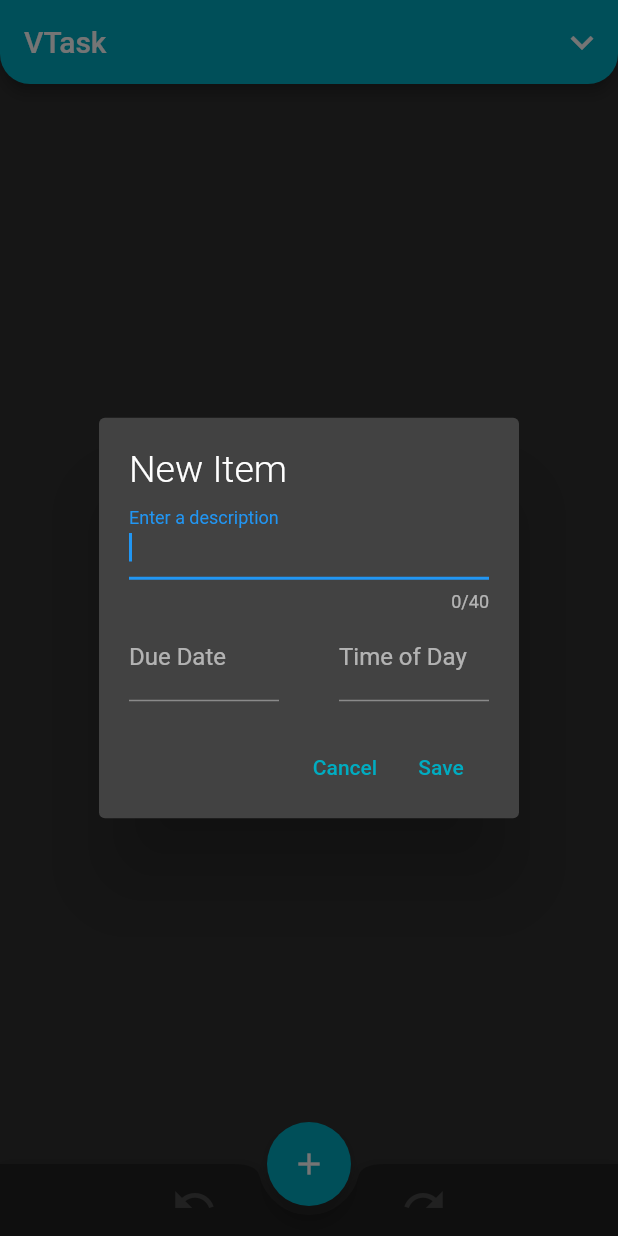
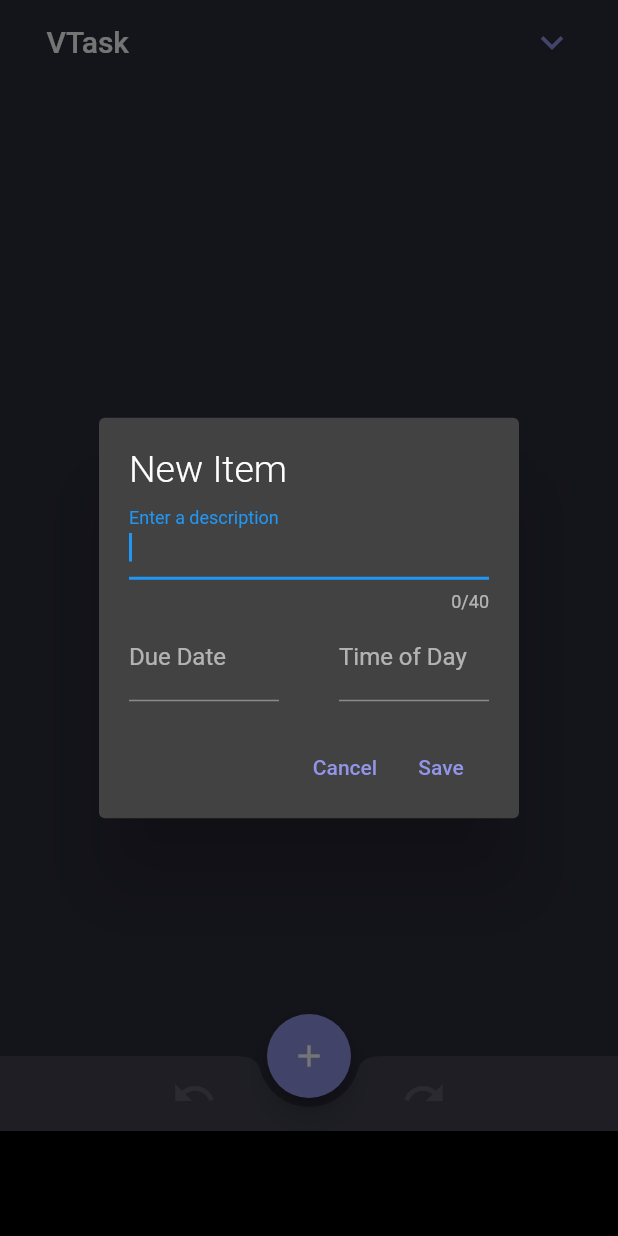
Before and after one commit to andre-vidal/vtask, a Flutter app: the screen it shows after launch, after a tap on the "add" icon, on a phone screen of 412 x 824 dp. Run offline on Flutter 3.47's test engine with Material 2 defaults, Android fonts, the phone set to English and light mode, and no system bars; drawn by our look-alikes of google_mobile_ads; our stand-ins replace shared_preferences; network calls fail; Roboto replaces fonts that are missing (Hind).

Commit message:
reskin app

```diff
--- a/lib/main.dart
+++ b/lib/main.dart
@@ -30,9 +30,11 @@ class MyApp extends StatelessWidget {
         theme: ThemeData(
           // Define the default brightness and colors.
           brightness: Brightness.dark,
-          primaryColor: Colors.cyan[600],
-          accentColor: Colors.grey[900],
-          errorColor: Colors.red.withAlpha(150),
+          primaryColor: Color.fromARGB(255, 43, 44, 58),
+          accentColor: Color.fromARGB(255, 146, 149, 231),
+          errorColor: Color.fromARGB(255, 193, 136, 134),
+          bottomAppBarColor: Colors.white10,
+          scaffoldBackgroundColor: Color.fromARGB(255, 43, 44, 58),
 
           // Define the default font family.
           fontFamily: 'Roboto',
@@ -102,7 +104,9 @@ class _MyStatefulWidgetState extends State<MyStatefulWidget> {
                     Padding(
                       padding: const EdgeInsets.only(top: 20.0, bottom: 10.0),
                       child: TextButton(
-                        child: Text("cancel"),
+                        child: Text("cancel",
+                            style: TextStyle(
+                                color: Theme.of(context).accentColor)),
                         onPressed: () {
                           Navigator.of(context).pop();
                         },
@@ -111,7 +115,9 @@ class _MyStatefulWidgetState extends State<MyStatefulWidget> {
                     Padding(
                       padding: const EdgeInsets.only(top: 20.0, bottom: 10.0),
                       child: TextButton(
-                        child: Text("confirm"),
+                        child: Text("confirm",
+                            style: TextStyle(
+                                color: Theme.of(context).accentColor)),
                         onPressed: () {
                           toDoListController.deleteSelectedItems();
                           Navigator.of(context).pop();
@@ -157,7 +163,7 @@ class _MyStatefulWidgetState extends State<MyStatefulWidget> {
 
   AdWidget _getAdWidget(BuildContext context) {
     final contextSize = MediaQuery.of(context).size;
-    final AdSize adSize = AdSize(width: contextSize.width.toInt(), height: 80);
+    final AdSize adSize = AdSize(width: contextSize.width.toInt(), height: 70);
     // Load ads.
     myBanner = BannerAd(
       adUnitId: 'ca-app-pub-6163366343175647/8879307154',
@@ -182,18 +188,25 @@ class _MyStatefulWidgetState extends State<MyStatefulWidget> {
       onWillPop: _onWillPop,
       child: Scaffold(
         appBar: AppBar(
-          title: const Text('VTask'),
+          elevation: 0,
+          title: Padding(
+            padding: EdgeInsets.only(left: 15.0),
+            child: Text('VTask'),
+          ),
           shape: RoundedRectangleBorder(
             borderRadius: BorderRadius.vertical(
               bottom: Radius.circular(20),
             ),
           ),
           actions: <Widget>[
-            IconButton(
+            Container(
+              margin: EdgeInsets.only(right: 20),
+              decoration: BoxDecoration(borderRadius: BorderRadius.circular(8)),
+              child: IconButton(
                   iconSize: 30.0,
-                color: Colors.white,
+                  color: Theme.of(context).accentColor,
                   disabledColor: Colors.white.withOpacity(.3),
-                tooltip: 'Select All',
+                  tooltip: 'More Options',
                   icon: !_isSelectMode
                       ? const Icon(Icons.keyboard_arrow_down)
                       : const Icon(Icons.keyboard_arrow_up_rounded),
@@ -204,11 +217,12 @@ class _MyStatefulWidgetState extends State<MyStatefulWidget> {
                       : () {
                           toDoListController.cancelSelect();
                         }),
+            ),
           ],
           backgroundColor: Theme.of(context).primaryColor,
           backwardsCompatibility: false,
           systemOverlayStyle: SystemUiOverlayStyle(
-              statusBarColor: Colors.black,
+              statusBarColor: Theme.of(context).primaryColor,
               // statusBarColor: Theme.of(context).primaryColor,
               statusBarIconBrightness: Brightness.light),
           bottom: !_isSelectMode
@@ -216,31 +230,33 @@ class _MyStatefulWidgetState extends State<MyStatefulWidget> {
               : PreferredSize(
                   preferredSize: !_isSelectMode
                       ? Size.fromHeight(0.0)
-                      : Size.fromHeight(55.0),
+                      : Size.fromHeight(70.0),
                   child: Padding(
                     padding: EdgeInsets.only(bottom: 5.0),
                     child: Row(
                       children: <Widget>[
                         TextButton(
                           autofocus: false,
-                          clipBehavior: Clip.none,
                           onPressed: !_isSelectMode
                               ? null
                               : () {
                                   toDoListController.toggleAllItems();
                                 },
+                          child: Container(
+                            margin: EdgeInsets.only(left: 10),
+                            padding: EdgeInsets.all(10),
+                            decoration: BoxDecoration(
+                                color: Theme.of(context).accentColor,
+                                borderRadius: BorderRadius.circular(8)),
                             child: Row(
                               children: <Widget>[
                                 Padding(
-                                padding: EdgeInsets.only(left: 6.0),
+                                  padding: EdgeInsets.only(right: 6.0),
                                   child: Icon(
                                     Icons.select_all_outlined,
                                     size: 30.0,
                                     color: Colors.white,
                                   ),
-                              ),
-                              SizedBox(
-                                width: 10.0,
                                 ),
                                 Text("Toggle All",
                                     style: TextStyle(
@@ -249,16 +265,27 @@ class _MyStatefulWidgetState extends State<MyStatefulWidget> {
                               ],
                             ),
                           ),
+                        ),
                         Spacer(),
-                        IconButton(
+                        Container(
+                          margin: EdgeInsets.only(right: 20),
+                          decoration: BoxDecoration(
+                              color: _hasSelected
+                                  ? Theme.of(context).errorColor
+                                  : Colors.white10,
+                              borderRadius: BorderRadius.circular(8)),
+                          child: IconButton(
                               iconSize: 30.0,
-                            color: Theme.of(context).errorColor.withAlpha(200),
+                              color: _hasSelected
+                                  ? Colors.white
+                                  : Theme.of(context).errorColor.withAlpha(200),
                               disabledColor: Colors.white.withOpacity(.3),
                               tooltip: 'Delete Item(s)',
                               icon: const Icon(Icons.delete_outline),
                               onPressed: !_isSelectMode || !_hasSelected
                                   ? null
                                   : confirmDelete),
+                        ),
                       ],
                     ),
                   ),
@@ -266,8 +293,14 @@ class _MyStatefulWidgetState extends State<MyStatefulWidget> {
         ),
         bottomNavigationBar: BottomAppBar(
           notchMargin: 6,
-          color: Theme.of(context).accentColor,
+          elevation: 0,
+          // color: Colors.grey[900],
           shape: const CircularNotchedRectangle(),
+          child: SizedBox(
+            height: 120,
+            child: Column(
+              children: [
+                Expanded(
                   child: Row(
                     children: <Widget>[
                       Spacer(),
@@ -275,7 +308,7 @@ class _MyStatefulWidgetState extends State<MyStatefulWidget> {
                           iconSize: 30.0,
                           color: Theme.of(context).accentColor,
                           disabledColor: Colors.grey.withOpacity(.3),
-                  tooltip: 'Select All',
+                          tooltip: 'Undo',
                           icon: const Icon(Icons.undo_outlined),
                           onPressed: !_isSelectMode ? null : null),
                       Spacer(),
@@ -283,15 +316,30 @@ class _MyStatefulWidgetState extends State<MyStatefulWidget> {
                           iconSize: 30.0,
                           color: Colors.amber[900],
                           disabledColor: Colors.grey.withOpacity(.3),
-                  tooltip: 'Delete Item(s)',
+                          tooltip: 'Redo',
                           icon: const Icon(Icons.redo_outlined),
                           onPressed: !_isSelectMode ? null : null),
                       Spacer(),
                     ],
                   ),
                 ),
+                Container(
+                  color: Colors.black,
+                  alignment: Alignment.center,
+                  child: _getAdWidget(context),
+                  width: myBanner is BannerAd
+                      ? (myBanner as BannerAd).size.width.toDouble()
+                      : null,
+                  height: myBanner is BannerAd
+                      ? (myBanner as BannerAd).size.height.toDouble()
+                      : null,
+                )
+              ],
+            ),
+          ),
+        ),
         floatingActionButton: FloatingActionButton(
-            backgroundColor: Theme.of(context).primaryColor,
+            backgroundColor: Theme.of(context).accentColor.withAlpha(250),
             onPressed: () {
               toDoListController.addItem();
             },
@@ -307,16 +355,6 @@ class _MyStatefulWidgetState extends State<MyStatefulWidget> {
                   isSelectMode: _isSelectMode,
                   onSelectModeChange: _handleIsSelectModeChange,
                   onSelectedItemsChange: _handlehasSelectedChange),
-            ),
-            Container(
-              alignment: Alignment.center,
-              child: _getAdWidget(context),
-              width: myBanner is BannerAd
-                  ? (myBanner as BannerAd).size.width.toDouble()
-                  : null,
-              height: myBanner is BannerAd
-                  ? (myBanner as BannerAd).size.height.toDouble()
-                  : null,
             )
           ],
         ),
--- a/lib/todo-list.dart
+++ b/lib/todo-list.dart
@@ -264,7 +264,7 @@ class ToDoListState extends State<ToDoList> {
                                   style: TextStyle(
                                       color: Theme.of(context)
                                           .errorColor
-                                          .withAlpha(200))),
+                                          .withAlpha(255))),
                               onPressed: () {
                                 deleteSelectedItem();
                                 Navigator.of(context).pop();
@@ -279,7 +279,7 @@ class ToDoListState extends State<ToDoList> {
                               child: Text(
                                 "Cancel",
                                 style: TextStyle(
-                                    color: Theme.of(context).primaryColor),
+                                    color: Theme.of(context).accentColor),
                               ),
                               onPressed: () {
                                 setState(() {
@@ -298,7 +298,7 @@ class ToDoListState extends State<ToDoList> {
                               child: Text(
                                 "Save",
                                 style: TextStyle(
-                                    color: Theme.of(context).primaryColor),
+                                    color: Theme.of(context).accentColor),
                               ),
                               onPressed: () {
                                 if (_editFormKey.currentState!.validate()) {
@@ -421,7 +421,7 @@ class ToDoListState extends State<ToDoList> {
                               child: Text(
                                 "Cancel",
                                 style: TextStyle(
-                                    color: Theme.of(context).primaryColor),
+                                    color: Theme.of(context).accentColor),
                               ),
                               onPressed: () {
                                 setState(() {
@@ -440,7 +440,7 @@ class ToDoListState extends State<ToDoList> {
                               child: Text(
                                 "Save",
                                 style: TextStyle(
-                                    color: Theme.of(context).primaryColor),
+                                    color: Theme.of(context).accentColor),
                               ),
                               onPressed: () {
                                 if (_addFormKey.currentState!.validate()) {
```
Also changed, not shown: lib/todo-item.dart (+23 -30 lines). Lines whose indentation alone changed are shown as unchanged.
